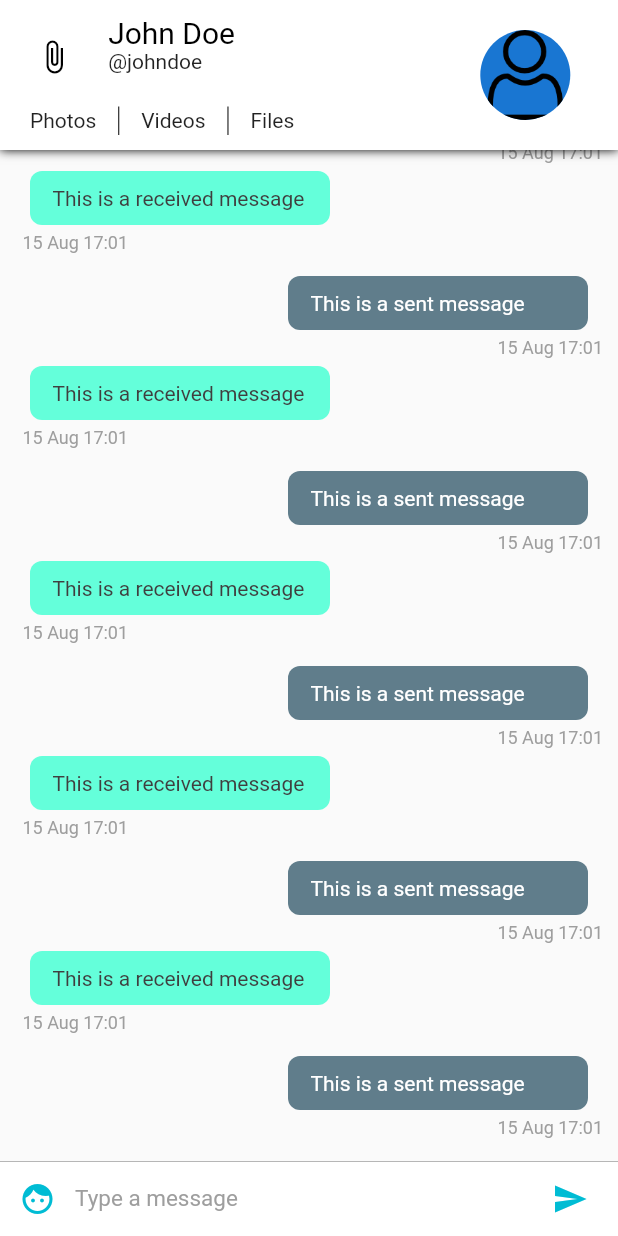
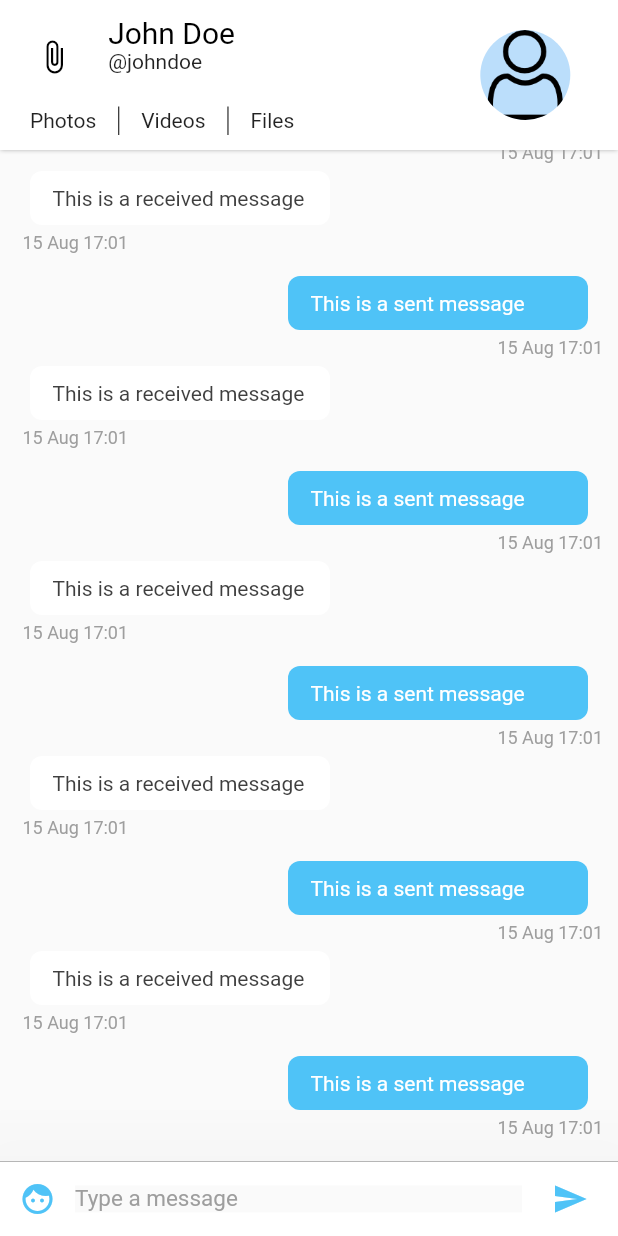
Before and after one commit to carlosProgrammer/messatge, a Flutter app: the screen it shows after launch, on a phone screen of 412 x 824 dp. Run offline on Flutter 3.47's test engine with Material 2 defaults, Android fonts, the phone set to English and light mode, and no system bars; missing offline and left inert: rubber.

Commit message:
Added Bottomsheet with a ChatList

```diff
--- a/lib/config/Palette.dart
+++ b/lib/config/Palette.dart
@@ -2,14 +2,16 @@ import 'package:flutter/material.dart';
 
 // Color palette for the app
 class Palette{
-  static Color primaryColor = Colors.cyan;
+  static Color primaryColor = Colors.white;
+  static Color accentColor =  Color(0xff4fc3f7);
   static Color secondaryColor = Colors.black;
   static Color primaryTextColor = Colors.black;
   static Color secondaryTextColor = Colors.black87;
   static Color primaryBackgroundColor = Colors.white;
-  static Color selfMessageBackgroundColor = Colors.blueGrey;
-  static Color otherMessageBackgroundColor = Colors.tealAccent;
+  static Color selfMessageBackgroundColor = Color(0xff4fc3f7);
+  static Color otherMessageBackgroundColor = Colors.white;
   static Color selfMessageColor = Colors.white;
   static Color otherMessageColor = Color(0xff3f3f3f);
   static Color greyColor = Colors.grey;
+  static Color chatBackgroundColor = Color(0xfffafafa)  ;
 }
--- /dev/null
+++ b/lib/config/Styles.dart
@@ -0,0 +1,20 @@
+import 'package:flutter/material.dart';
+
+import 'Palette.dart';
+
+class Styles{
+  static TextStyle textHeading = TextStyle(
+      color: Palette.primaryTextColor,
+      fontSize: 20); // Text style for the name
+  static TextStyle subHeading = TextStyle(
+      color: Palette.primaryTextColor,
+      fontSize: 14);
+  static TextStyle text = TextStyle(
+      color: Palette.secondaryTextColor);
+  static TextStyle subText = TextStyle(
+      color: Palette.greyColor);
+  static TextStyle date = TextStyle(
+      color: Palette.greyColor,
+      fontSize: 12.0,
+      fontStyle: FontStyle.normal);
+}
--- a/lib/main.dart
+++ b/lib/main.dart
@@ -1,5 +1,6 @@
 import 'package:flutter/material.dart';
-import 'package:messatge/pages/ConversationPageList.dart';
+import 'package:messatge/config/Palette.dart';
+import 'package:messatge/pages/ConversationPageSlide.dart';
 
 void main() => runApp(Messatge());
 
@@ -10,9 +11,9 @@ class Messatge extends StatelessWidget {
     return MaterialApp(
       title: 'Messatge',
       theme: ThemeData(
-        primarySwatch: Colors.blue,
+        primaryColor: Palette.primaryColor,
       ),
-      home: ConversationPageList(),
+      home: ConversationPageSlide(),
     );
   }
 }
--- a/lib/pages/ConversationPage.dart
+++ b/lib/pages/ConversationPage.dart
@@ -1,5 +1,7 @@
 import 'package:flutter/material.dart';
 
+import 'package:messatge/config/Palette.dart';
+import 'ConversationBottomSheet.dart';
 import 'package:messatge/widgets/ChatAppBar.dart';
 import 'package:messatge/widgets/ChatListWidget.dart';
 import 'package:messatge/widgets/InputWidget.dart';
@@ -7,26 +9,37 @@ import 'package:messatge/widgets/InputWidget.dart';
 class ConversationPage extends StatefulWidget {
   @override
   _ConversationPageState createState() => _ConversationPageState();
+
   const ConversationPage();
 }
 
 class _ConversationPageState extends State<ConversationPage> {
+  final GlobalKey<ScaffoldState> _scaffoldKey = new GlobalKey<ScaffoldState>();
 
   @override
   Widget build(BuildContext context) {
     return SafeArea(
         child: Scaffold(
-        appBar: ChatAppBar(),
-        body: Stack(children: <Widget>[
+            key: _scaffoldKey,
+            appBar: ChatAppBar(), // Custom app bar for chat screen
+            body: Container(
+                color: Palette.chatBackgroundColor,
+                child:Stack(children: <Widget>[
                   Column(
                     children: <Widget>[
                       ChatListWidget(),
-              InputWidget()
+                      GestureDetector(
+                          child: InputWidget(),
+                          onPanUpdate: (details) {
+                            if (details.delta.dy <0) {
+                              _scaffoldKey.currentState
+                                  .showBottomSheet<Null>((BuildContext context) {
+                                return ConversationBottomSheet();
+                              });
+                            }
+                          })
                     ],
                   ),
-          ]
-        )
-      )
-    );
+                ]))));
   }
 }
--- a/lib/pages/ConversationPageList.dart
+++ /dev/null
@@ -1,24 +0,0 @@
-import 'package:flutter/material.dart';
-
-import 'ConversationPage.dart';
-
-class ConversationPageList extends StatefulWidget {
-
-  @override
-  _ConversationPageListState createState() => _ConversationPageListState();
-  const ConversationPageList();
-}
-
-class _ConversationPageListState extends State<ConversationPageList> {
-
-  @override
-  Widget build(BuildContext context) {
-    return PageView(
-      children: <Widget>[
-        ConversationPage(),
-        ConversationPage(),
-        ConversationPage()
-      ],
-    );
-  }
-}
--- /dev/null
+++ b/lib/pages/ConversationPageSlide.dart
@@ -0,0 +1,37 @@
+import 'package:flutter/material.dart';
+import 'package:rubber/rubber.dart';
+import 'ConversationPage.dart';
+
+class ConversationPageSlide extends StatefulWidget {
+
+  @override
+  _ConversationPageSlideState createState() => _ConversationPageSlideState();
+
+  const ConversationPageSlide();
+}
+
+class _ConversationPageSlideState extends State<ConversationPageSlide>
+    with SingleTickerProviderStateMixin {
+  var controller;
+
+  @override
+  void initState() {
+    controller = RubberAnimationController(
+      vsync: this,
+    );
+    super.initState();
+  }
+
+  @override
+  Widget build(BuildContext context) {
+
+    return PageView(
+      children: <Widget>[
+        ConversationPage(),
+        ConversationPage(),
+        ConversationPage()
+      ],
+    );
+
+  }
+}
--- a/lib/widgets/ChatAppBar.dart
+++ b/lib/widgets/ChatAppBar.dart
@@ -1,6 +1,8 @@
 import 'package:flutter/material.dart';
+
 import 'package:messatge/config/Assets.dart';
 import 'package:messatge/config/Palette.dart';
+import 'package:messatge/config/Styles.dart';
 
 class ChatAppBar extends StatelessWidget implements PreferredSizeWidget {
   final double height = 100;
@@ -9,19 +11,16 @@ class ChatAppBar extends StatelessWidget implements PreferredSizeWidget {
 
   @override
   Widget build(BuildContext context) {
-    var textHeading = TextStyle(
-        color: Palette.primaryTextColor,
-        fontSize: 20); // Text style for the name
-    var textStyle = TextStyle(
-        color: Palette.secondaryTextColor); // Text style for everything else
+// Text style for everything else
 
     return Material(
         child: Container(
             decoration: new BoxDecoration(boxShadow: [
               //adds a shadow to the appbar
               new BoxShadow(
-                color: Colors.black,
-                blurRadius: 5.0,
+                  color: Colors.grey,
+                  blurRadius: 2.0,
+                  spreadRadius: 0.1
               )
             ]),
             child: Container(
@@ -61,9 +60,9 @@ class ChatAppBar extends StatelessWidget implements PreferredSizeWidget {
                                                     mainAxisSize: MainAxisSize.min,
                                                     children: <Widget>[
                                                       Text('John Doe',
-                                                          style: textHeading),
+                                                          style: Styles.textHeading),
                                                       Text('@johndoe',
-                                                          style: textStyle)
+                                                          style: Styles.text)
                                                     ],
                                                   ))),
                                         ],
@@ -80,7 +79,7 @@ class ChatAppBar extends StatelessWidget implements PreferredSizeWidget {
                                         children: <Widget>[
                                           Text(
                                             'Photos',
-                                            style: textStyle,
+                                            style: Styles.text,
                                           ),
                                           VerticalDivider(
                                             width: 30,
@@ -88,13 +87,13 @@ class ChatAppBar extends StatelessWidget implements PreferredSizeWidget {
                                           ),
                                           Text(
                                             'Videos',
-                                            style: textStyle,
+                                            style: Styles.text,
                                           ),
                                           VerticalDivider(
                                             width: 30,
                                             color: Palette.primaryTextColor,
                                           ),
-                                          Text('Files', style: textStyle)
+                                          Text('Files', style: Styles.text)
                                         ],
                                       ))),
                             ],
--- a/lib/widgets/ChatItemWidget.dart
+++ b/lib/widgets/ChatItemWidget.dart
@@ -2,6 +2,7 @@ import 'package:flutter/material.dart';
 import 'package:intl/intl.dart';
 
 import 'package:messatge/config/Palette.dart';
+import 'package:messatge/config/Styles.dart';
 
 class ChatItemWidget extends StatelessWidget{
   final int index;
@@ -10,7 +11,7 @@ class ChatItemWidget extends StatelessWidget{
 
   @override
   Widget build(BuildContext context) {
-
+    // TODO: implement build
     if (index % 2 == 0) {
       //This is the sent message. We'll later use data from firebase instead of index to determine the message is sent or received.
       return Container(
@@ -40,10 +41,7 @@ class ChatItemWidget extends StatelessWidget{
                     child: Text(
                       DateFormat('dd MMM kk:mm')
                           .format(DateTime.fromMillisecondsSinceEpoch(1565888474278)),
-                      style: TextStyle(
-                          color: Palette.greyColor,
-                          fontSize: 12.0,
-                          fontStyle: FontStyle.normal),
+                      style: Styles.date,
                     ),
                     margin: EdgeInsets.only(left: 5.0, top: 5.0, bottom: 5.0),
                   )])
@@ -73,10 +71,7 @@ class ChatItemWidget extends StatelessWidget{
               child: Text(
                 DateFormat('dd MMM kk:mm')
                     .format(DateTime.fromMillisecondsSinceEpoch(1565888474278)),
-                style: TextStyle(
-                    color: Palette.greyColor,
-                    fontSize: 12.0,
-                    fontStyle: FontStyle.normal),
+                style: Styles.date,
               ),
               margin: EdgeInsets.only(left: 5.0, top: 5.0, bottom: 5.0),
             )
--- a/lib/widgets/InputWidget.dart
+++ b/lib/widgets/InputWidget.dart
@@ -1,16 +1,18 @@
 import 'package:flutter/material.dart';
 
 import 'package:messatge/config/Palette.dart';
+import 'package:messatge/pages/ConversationBottomSheet.dart';
 
 class InputWidget extends StatelessWidget {
-
   final TextEditingController textEditingController = TextEditingController();
 
   InputWidget();
 
   @override
   Widget build(BuildContext context) {
-    return Container(
+    return Material(
+        elevation: 60.0,
+        child: Container(
           child: Row(
             children: <Widget>[
               Material(
@@ -18,8 +20,20 @@ class InputWidget extends StatelessWidget {
                   margin: new EdgeInsets.symmetric(horizontal: 1.0),
                   child: new IconButton(
                     icon: new Icon(Icons.face),
-                color: Palette.primaryColor,
-                onPressed: ()=>{},
+                    color: Palette.accentColor,
+                    onPressed: () => {
+                      showModalBottomSheet(
+                          context: context,
+                          builder: (BuildContext bc) {
+                            return Container(
+                              child: new Wrap(
+                                children: <Widget>[
+                                  ConversationBottomSheet()
+                                ],
+                              ),
+                            );
+                          })
+                    },
                   ),
                 ),
                 color: Colors.white,
@@ -27,16 +41,18 @@ class InputWidget extends StatelessWidget {
 
               // Text input
               Flexible(
+                child: Material(
                     child: Container(
                       child: TextField(
-                style: TextStyle(color: Palette.primaryTextColor, fontSize: 15.0),
+                        style:
+                        TextStyle(color: Palette.primaryTextColor, fontSize: 15.0),
                         controller: textEditingController,
                         decoration: InputDecoration.collapsed(
                           hintText: 'Type a message',
                           hintStyle: TextStyle(color: Palette.greyColor),
                         ),
                       ),
-            ),
+                    )),
               ),
 
               // Send Message Button
@@ -46,7 +62,7 @@ class InputWidget extends StatelessWidget {
                   child: new IconButton(
                     icon: new Icon(Icons.send),
                     onPressed: () => {},
-                color: Palette.primaryColor,
+                    color: Palette.accentColor,
                   ),
                 ),
                 color: Colors.white,
@@ -59,6 +75,6 @@ class InputWidget extends StatelessWidget {
               border: new Border(
                   top: new BorderSide(color: Palette.greyColor, width: 0.5)),
               color: Colors.white),
-    );
+        ));
   }
 }
--- a/pubspec.yaml
+++ b/pubspec.yaml
@@ -24,6 +24,7 @@ dependencies:
   flutter:
     sdk: flutter
   intl: ^0.15.8
+  rubber: ^0.3.2
 
 
   # The following adds the Cupertino Icons font to your application.
```
Also changed, not shown: lib/pages/ConversationBottomSheet.dart (added, +45 -0 lines), lib/widgets/ChatRowWidget.dart (added, +58 -0 lines), lib/widgets/NavigationPillWidget.dart (added, +31 -0 lines), pubspec.lock, 2 other files. Lines whose indentation alone changed are shown as unchanged.
